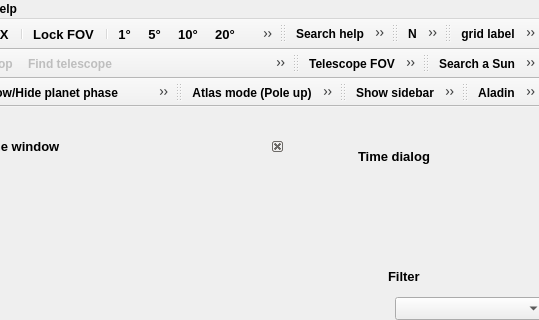
Above: mainwindow.ui from PavelMr/skytechx before the change; both pictures show x 650 to 1189 and y 0 to 320 of the 1189 by 803 pixel window. Below: the same form after it.
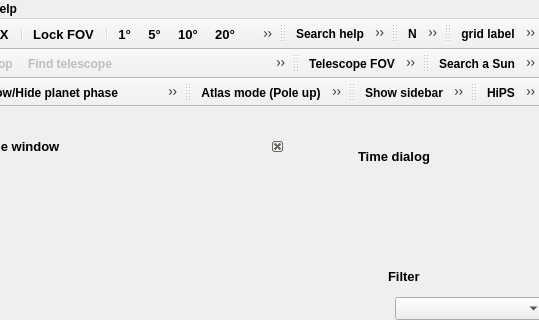
That is the form after the change. Icons and pictures are not drawn. Custom widgets are drawn as their Qt base class.

Commit message: Aladin -> hips 2

```diff
--- a/mainwindow.ui
+++ b/mainwindow.ui
@@ -5724,7 +5724,10 @@
      <normaloff>:/res/aladin.png</normaloff>:/res/aladin.png</iconset>
    </property>
    <property name="text">
-    <string>Aladin</string>
+    <string>HiPS</string>
+   </property>
+   <property name="toolTip">
+    <string>HiPS Show / hide</string>
    </property>
   </action>
   <action name="actionHEALPix_grid">
@@ -5754,7 +5757,10 @@
      <normaloff>:/res/ico_bi.png</normaloff>:/res/ico_bi.png</iconset>
    </property>
    <property name="text">
-    <string>Aladin billinear</string>
+    <string>HiPS billinear interpolation</string>
+   </property>
+   <property name="toolTip">
+    <string>HiPS billinear interpolation</string>
    </property>
   </action>
   <action name="actionAladin_properties">
@@ -5766,7 +5772,10 @@
      <normaloff>:/res/ico_manager.png</normaloff>:/res/ico_manager.png</iconset>
    </property>
    <property name="text">
-    <string>Aladin properties</string>
+    <string>HiPS properties</string>
+   </property>
+   <property name="toolTip">
+    <string>HiPS properties</string>
    </property>
   </action>
  </widget>
```
Left out of the diff: 230 changed lines with no effect on the pictures. The commit also changes 14 other files.
